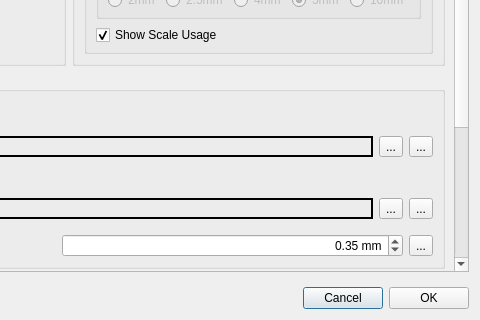
Above: src/gui/ExportPdfDialog.ui from openscad/openscad before the change; both pictures show x 318 to 798 and y 263 to 583 of the 798 by 583 pixel window. Below: the same form after it.
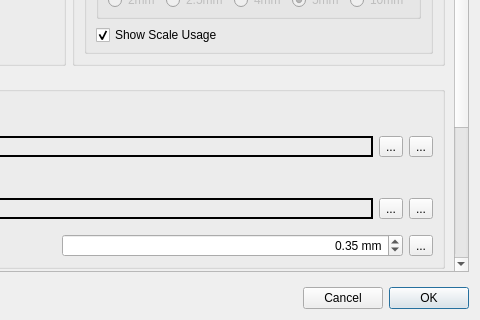
That is the form after the change. Icons and pictures are not drawn.

Commit message: Set [OK] as default for SVG, PDF, and 3MF exports.  Fixes #6170.

The edit to the form file:
```diff
--- a/src/gui/ExportPdfDialog.ui
+++ b/src/gui/ExportPdfDialog.ui
@@ -718,6 +718,9 @@
        <property name="text">
         <string>OK</string>
        </property>
+       <property name="default">
+        <bool>true</bool>
+       </property>
       </widget>
      </item>
     </layout>
```
The commit also changes 7 other files.
